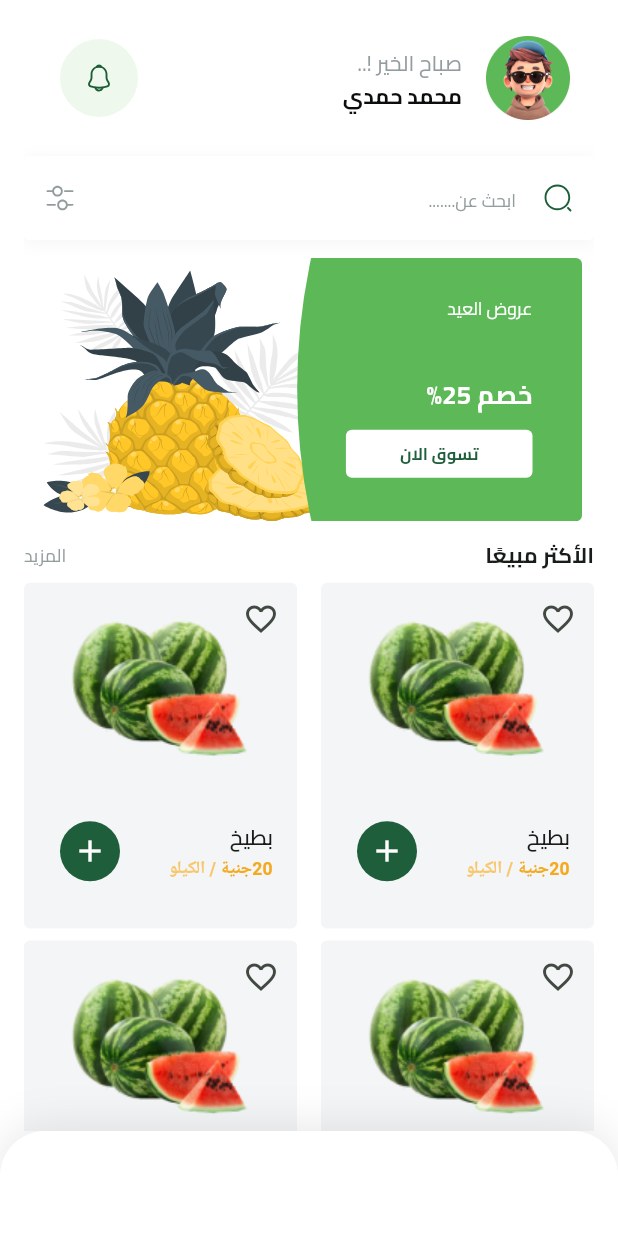
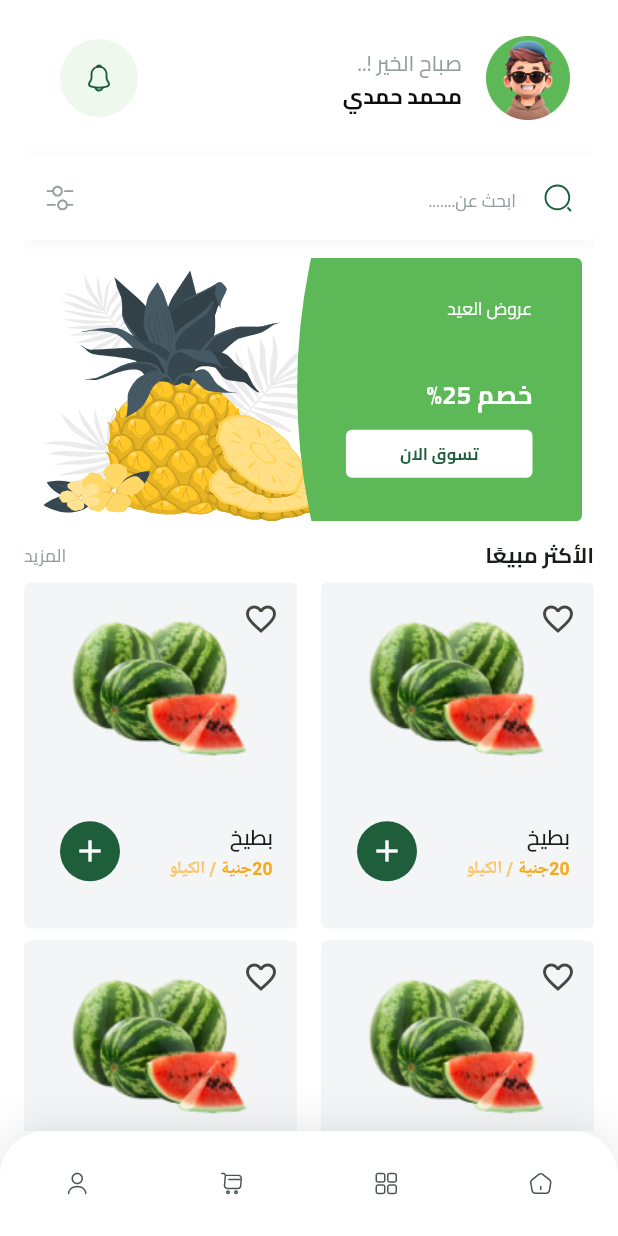
Before and after one commit to moohamed154/fruits_hub, a Flutter app: the HomeView screen opened by its route, on a phone screen of 412 x 824 dp. Run offline on Flutter 3.47's test engine with Material 3 defaults, Android fonts, the phone set to English and light mode, and no system bars; our stand-ins replace bloc, cloud_firestore, dartz, dots_indicator, firebase_auth, firebase_core and 8 more; missing offline and left inert: flutter_facebook_auth; accounts and stored records are empty.

Commit message:
Refactor CustomBottomNavigationBar to use NavigationBarItem; add ActiveItem and InActiveItem widgets for improved navigation item rendering

```diff
--- /dev/null
+++ b/lib/features/home/presentation/views/widgets/active_item.dart
@@ -0,0 +1,10 @@
+import 'package:flutter/material.dart';
+
+class ActiveItem extends StatelessWidget {
+  const ActiveItem({super.key});
+
+  @override
+  Widget build(BuildContext context) {
+    return Container();
+  }
+}
--- a/lib/features/home/presentation/views/widgets/custom_bottom_navigation_bar.dart
+++ b/lib/features/home/presentation/views/widgets/custom_bottom_navigation_bar.dart
@@ -1,6 +1,6 @@
 import 'package:flutter/material.dart';
-import 'package:flutter_svg/svg.dart';
-import 'package:fruits_hub/core/utils/app_images.dart';
+import 'package:fruits_hub/features/home/domain/entities/bottom_navigation_bar_entity.dart';
+import 'package:fruits_hub/features/home/presentation/views/widgets/navigation_bar_item.dart';
 
 class CustomBottomNavigationBar extends StatelessWidget {
   const CustomBottomNavigationBar({super.key});
@@ -28,38 +28,13 @@ class CustomBottomNavigationBar extends StatelessWidget {
         ],
       ),
       child: Row(
-        children: [],
+        children: bottomNavigationBarItems.map((e) {
+          return NvigationBarItem(
+            bottomNavigationBarEntity: e,
+            isSelected: false,
+          );
+        }).toList(),
       ),
     );
   }
 }
-
-class InActiveItem extends StatelessWidget {
-  const InActiveItem({super.key, required this.image});
-  final String image;
-  @override
-  Widget build(BuildContext context) {
-    return SvgPicture.asset(image);
-  }
-}
-
-class NvigationBarItem extends StatelessWidget {
-  const NvigationBarItem({super.key, required this.isSelected});
-  final bool isSelected;
-
-  @override
-  Widget build(BuildContext context) {
-    return isSelected
-        ? ActiveItem()
-        : InActiveItem(image: Assets.imagesVuesaxOutlineHome);
-  }
-}
-
-class ActiveItem extends StatelessWidget {
-  const ActiveItem({super.key});
-
-  @override
-  Widget build(BuildContext context) {
-    return Container();
-  }
-}
--- /dev/null
+++ b/lib/features/home/presentation/views/widgets/in_active_item.dart
@@ -0,0 +1,13 @@
+import 'package:flutter/material.dart';
+import 'package:flutter_svg/svg.dart';
+
+class InActiveItem extends StatelessWidget {
+  const InActiveItem({super.key, required this.image});
+  final String image;
+  @override
+  Widget build(BuildContext context) {
+    return Expanded(
+      child: SvgPicture.asset(image),
+    );
+  }
+}
--- /dev/null
+++ b/lib/features/home/presentation/views/widgets/navigation_bar_item.dart
@@ -0,0 +1,22 @@
+import 'package:flutter/material.dart';
+import 'package:fruits_hub/features/home/domain/entities/bottom_navigation_bar_entity.dart';
+import 'package:fruits_hub/features/home/presentation/views/widgets/active_item.dart';
+import 'package:fruits_hub/features/home/presentation/views/widgets/in_active_item.dart';
+
+class NvigationBarItem extends StatelessWidget {
+  const NvigationBarItem(
+      {super.key,
+      required this.isSelected,
+      required this.bottomNavigationBarEntity});
+  final bool isSelected;
+  final BottomNavigationBarEntity bottomNavigationBarEntity;
+
+  @override
+  Widget build(BuildContext context) {
+    return isSelected
+        ? ActiveItem()
+        : InActiveItem(
+            image: bottomNavigationBarEntity.inActiveImage,
+          );
+  }
+}
```
